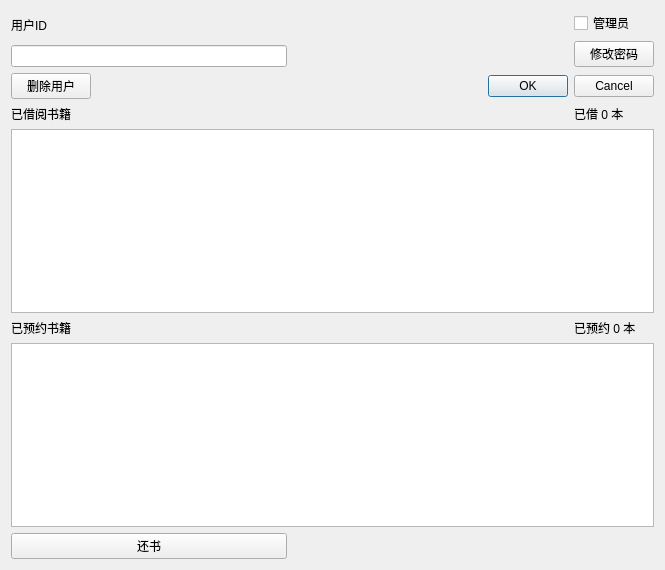
This is userinfo_dialog.ui in kongwua/Library as Qt 5 draws it before an edit. The edited form follows.
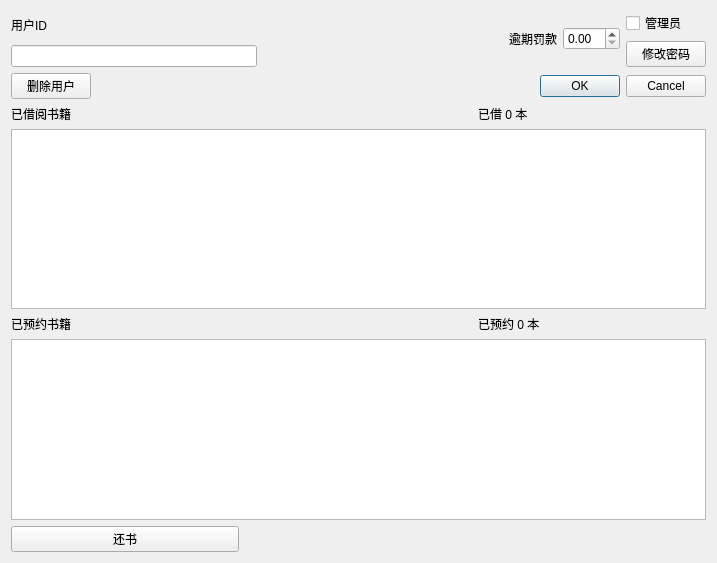
This is the edited form.

The edit to the form file:
```diff
--- a/userinfo_dialog.ui
+++ b/userinfo_dialog.ui
@@ -6,14 +6,101 @@
    <rect>
     <x>0</x>
     <y>0</y>
-    <width>665</width>
-    <height>570</height>
+    <width>717</width>
+    <height>563</height>
    </rect>
   </property>
   <property name="windowTitle">
    <string>用户信息</string>
   </property>
   <layout class="QGridLayout" name="gridLayout">
+   <item row="0" column="0" colspan="3">
+    <layout class="QHBoxLayout" name="horizontalLayout_3">
+     <item>
+      <layout class="QVBoxLayout" name="verticalLayout">
+       <item>
+        <widget class="QLabel" name="label">
+         <property name="text">
+          <string>用户ID</string>
+         </property>
+        </widget>
+       </item>
+       <item>
+        <widget class="QLineEdit" name="lineEdit"/>
+       </item>
+      </layout>
+     </item>
+     <item>
+      <spacer name="horizontalSpacer_2">
+       <property name="orientation">
+        <enum>Qt::Horizontal</enum>
+       </property>
+       <property name="sizeHint" stdset="0">
+        <size>
+         <width>40</width>
+         <height>20</height>
+        </size>
+       </property>
+      </spacer>
+     </item>
+     <item>
+      <widget class="QLabel" name="label_4">
+       <property name="text">
+        <string>逾期罚款</string>
+       </property>
+      </widget>
+     </item>
+     <item>
+      <widget class="QDoubleSpinBox" name="fine_spinbox"/>
+     </item>
+     <item>
+      <layout class="QVBoxLayout" name="verticalLayout_2">
+       <item>
+        <widget class="QCheckBox" name="admin_checkBox">
+         <property name="text">
+          <string>管理员</string>
+         </property>
+        </widget>
+       </item>
+       <item>
+        <widget class="QPushButton" name="psw_btn">
+         <property name="text">
+          <string>修改密码</string>
+         </property>
+        </widget>
+       </item>
+      </layout>
+     </item>
+    </layout>
+   </item>
+   <item row="2" column="0">
+    <widget class="QLabel" name="label_2">
+     <property name="text">
+      <string>已借阅书籍</string>
+     </property>
+    </widget>
+   </item>
+   <item row="2" column="2">
+    <widget class="QLabel" name="num_label">
+     <property name="text">
+      <string>已借 0 本</string>
+     </property>
+    </widget>
+   </item>
+   <item row="4" column="0">
+    <widget class="QLabel" name="label_3">
+     <property name="text">
+      <string>已预约书籍</string>
+     </property>
+    </widget>
+   </item>
+   <item row="4" column="2">
+    <widget class="QLabel" name="reserve_label">
+     <property name="text">
+      <string>已预约 0 本</string>
+     </property>
+    </widget>
+   </item>
    <item row="6" column="0">
     <layout class="QHBoxLayout" name="horizontalLayout_2">
      <item>
@@ -25,33 +112,24 @@
      </item>
     </layout>
    </item>
-   <item row="0" column="0">
-    <layout class="QVBoxLayout" name="verticalLayout">
-     <item>
-      <widget class="QLabel" name="label">
-       <property name="text">
-        <string>用户ID</string>
-       </property>
-      </widget>
-     </item>
-     <item>
-      <widget class="QLineEdit" name="lineEdit"/>
-     </item>
-    </layout>
+   <item row="3" column="0" colspan="3">
+    <widget class="QTableView" name="book_tableView"/>
    </item>
-   <item row="4" column="0">
-    <widget class="QLabel" name="label_3">
-     <property name="text">
-      <string>已预约书籍</string>
-     </property>
-    </widget>
+   <item row="5" column="0" colspan="3">
+    <widget class="QTableView" name="reserve_tableView"/>
    </item>
-   <item row="2" column="0">
-    <widget class="QLabel" name="label_2">
-     <property name="text">
-      <string>已借阅书籍</string>
+   <item row="6" column="1" colspan="2">
+    <spacer name="horizontalSpacer_4">
+     <property name="orientation">
+      <enum>Qt::Horizontal</enum>
      </property>
-    </widget>
+     <property name="sizeHint" stdset="0">
+      <size>
+       <width>40</width>
+       <height>20</height>
+      </size>
+     </property>
+    </spacer>
    </item>
    <item row="1" column="0" colspan="3">
     <layout class="QHBoxLayout" name="horizontalLayout">
@@ -97,70 +175,6 @@
      </item>
     </layout>
    </item>
-   <item row="0" column="2">
-    <layout class="QVBoxLayout" name="verticalLayout_2">
-     <item>
-      <widget class="QCheckBox" name="admin_checkBox">
-       <property name="text">
-        <string>管理员</string>
-       </property>
-      </widget>
-     </item>
-     <item>
-      <widget class="QPushButton" name="psw_btn">
-       <property name="text">
-        <string>修改密码</string>
-       </property>
-      </widget>
-     </item>
-    </layout>
-   </item>
-   <item row="5" column="0" colspan="3">
-    <widget class="QTableView" name="reserve_tableView"/>
-   </item>
-   <item row="3" column="0" colspan="3">
-    <widget class="QTableView" name="book_tableView"/>
-   </item>
-   <item row="2" column="2">
-    <widget class="QLabel" name="num_label">
-     <property name="text">
-      <string>已借 0 本</string>
-     </property>
-    </widget>
-   </item>
-   <item row="0" column="1">
-    <spacer name="horizontalSpacer_2">
-     <property name="orientation">
-      <enum>Qt::Horizontal</enum>
-     </property>
-     <property name="sizeHint" stdset="0">
-      <size>
-       <width>40</width>
-       <height>20</height>
-      </size>
-     </property>
-    </spacer>
-   </item>
-   <item row="6" column="1" colspan="2">
-    <spacer name="horizontalSpacer_4">
-     <property name="orientation">
-      <enum>Qt::Horizontal</enum>
-     </property>
-     <property name="sizeHint" stdset="0">
-      <size>
-       <width>40</width>
-       <height>20</height>
-      </size>
-     </property>
-    </spacer>
-   </item>
-   <item row="4" column="2">
-    <widget class="QLabel" name="reserve_label">
-     <property name="text">
-      <string>已预约 0 本</string>
-     </property>
-    </widget>
-   </item>
   </layout>
  </widget>
  <resources/>
```
